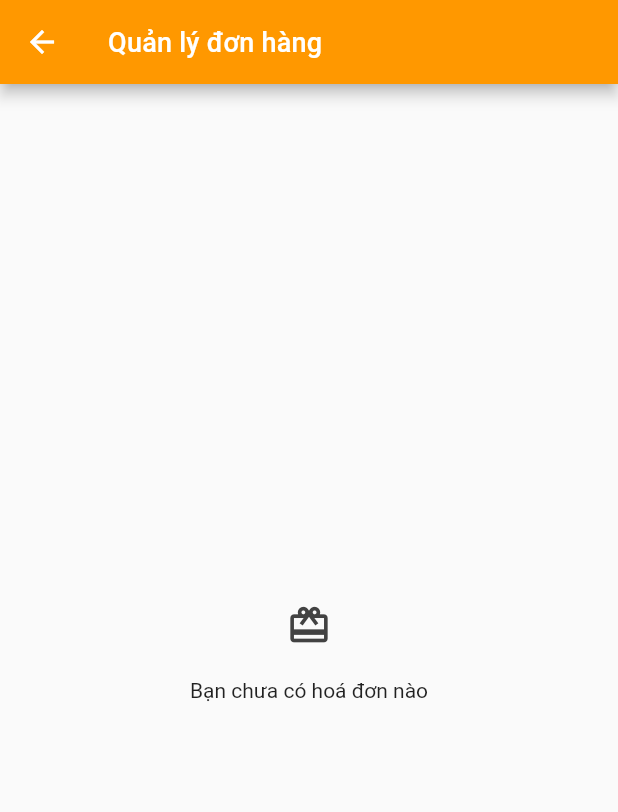
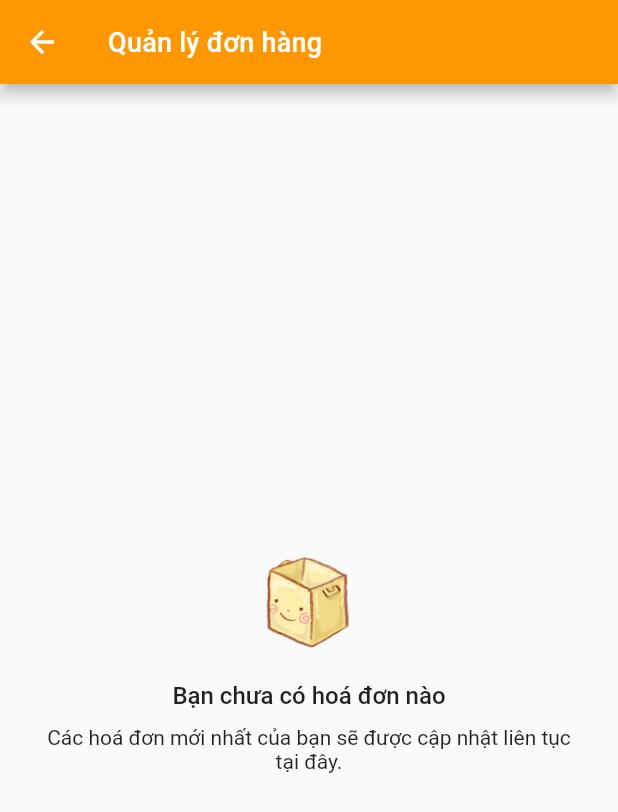
Before and after one commit to nilsys/ann-shop-flutter, a Flutter app: the OrderManagementView screen opened by its route, on a phone screen of 412 x 824 dp. Shown: the top 812 px of the screen. Run offline on Flutter 3.47's test engine with Material 2 defaults, Android fonts, the phone set to English and light mode, and no system bars; our stand-ins replace cached_network_image, connectivity, firebase_analytics, firebase_dynamic_links, flushbar, flutter_cache_manager and 6 more; missing offline and left inert: esys_flutter_share, flutter_cupertino_date_picker, gesture_zoom_box, loading_more_list, onesignal_flutter, qr_code_scanner and 1 more; accounts and stored records are empty; network calls fail.

Commit message:
-fix bug, update

```diff
--- a/lib/core/validator.dart
+++ b/lib/core/validator.dart
@@ -1,10 +1,8 @@
 class Validator {
   static String phoneNumberValidator(String value) {
-    String pattern = r'(^(?:[+0]9)?[0-9]{10,12}$)';
-    RegExp regExp = new RegExp(pattern);
     if (value == null || value.length == 0) {
       return 'Vui lòng nhập số điện thoại';
-    } else if (!regExp.hasMatch(value)) {
+    } else if (value.length  != 10) {
       return 'Số điện thoại chưa đúng';
     }
     return null;
--- a/lib/model/account/account.dart
+++ b/lib/model/account/account.dart
@@ -1,4 +1,3 @@
-import 'package:ann_shop_flutter/core/utility.dart';
 
 class Account {
   int id;
--- a/lib/theme/app_styles.dart
+++ b/lib/theme/app_styles.dart
@@ -6,4 +6,8 @@ class AppStyles {
   static final dartIcon = Colors.grey[700];
   static final backgroundGray = Colors.grey[50];
 
+  static final TextStyle body3 = TextStyle(
+      color: Colors.black87,
+      fontWeight: FontWeight.w500,
+      fontSize: 16);
 }
--- a/lib/ui/utility/empty_list_ui.dart
+++ b/lib/ui/utility/empty_list_ui.dart
@@ -1,3 +1,4 @@
+import 'package:ann_shop_flutter/theme/app_styles.dart';
 import 'package:flutter/material.dart';
 
 class EmptyListUI extends StatelessWidget {
@@ -15,12 +16,16 @@ class EmptyListUI extends StatelessWidget {
         mainAxisAlignment: MainAxisAlignment.center,
         crossAxisAlignment: CrossAxisAlignment.center,
         children: <Widget>[
-          Padding(
+          Container(
             padding: const EdgeInsets.only(bottom: 20),
-            child: Icon(
-              Icons.redeem,
-              size: 30,
-            ),
+            child: image == null
+                ? SizedBox(
+              width: 80,
+              height: 80,
+              child:
+              Image.asset('assets/images/ui/recycle_bin_empty.png'),
+            )
+                : image,
           ),
           title == null
               ? Container()
@@ -28,7 +33,7 @@ class EmptyListUI extends StatelessWidget {
                   padding: const EdgeInsets.only(bottom: 10),
                   child: Text(
                     title,
-                    style: Theme.of(context).textTheme.title,
+                    style: AppStyles.body3,
                     textAlign: TextAlign.center,
                   ),
                 ),
--- a/lib/view/account/order_management_view.dart
+++ b/lib/view/account/order_management_view.dart
@@ -9,9 +9,10 @@ class OrderManagementView extends StatelessWidget {
         title: Text('Quản lý đơn hàng'),
       ),
       body: Container(
+        padding: EdgeInsets.symmetric(horizontal: 30),
         child: EmptyListUI(
-          image: Icon(Icons.redeem),
-          body: 'Bạn chưa có hoá đơn nào',
+          title: 'Bạn chưa có hoá đơn nào',
+          body: 'Các hoá đơn mới nhất của bạn sẽ được cập nhật liên tục tại đây.',
         ),
       ),
     );
--- a/lib/view/favorite/favorite_view.dart
+++ b/lib/view/favorite/favorite_view.dart
@@ -90,7 +90,6 @@ class _FavoriteViewState extends State<FavoriteView> {
           mainAxisSize: MainAxisSize.min,
           children: <Widget>[
             EmptyListUI(
-              image: Icon(Icons.redeem),
               body: 'Bạn chưa có sản phẩm nào',
             ),
             SizedBox(height: 5),
--- a/lib/view/home_view/account_page.dart
+++ b/lib/view/home_view/account_page.dart
@@ -6,7 +6,6 @@ import 'package:ann_shop_flutter/provider/utility/navigation_provider.dart';
 import 'package:ann_shop_flutter/theme/app_styles.dart';
 import 'package:ann_shop_flutter/ui/favorite/favorite_button.dart';
 import 'package:ann_shop_flutter/ui/utility/ask_login.dart';
-import 'package:ann_shop_flutter/view/coupon/inform_before_rate.dart';
 import 'package:esys_flutter_share/esys_flutter_share.dart';
 import 'package:flutter/material.dart';
 import 'package:provider/provider.dart';
--- a/lib/view/utility/custom_load_more_indicator.dart
+++ b/lib/view/utility/custom_load_more_indicator.dart
@@ -92,8 +92,9 @@ class CustomLoadMoreIndicator extends StatelessWidget {
             if (AccountController.instance.isLogin) {
               listSourceRepository.errorRefresh();
             } else {
-              AskLogin.show(context,message:
-                  'Vui lòng đăng nhập hoặc đăng ký để xem thêm sản phẩm');
+              AskLogin.show(context,
+                  message:
+                      'Vui lòng đăng nhập hoặc đăng ký để xem thêm sản phẩm');
             }
           },
           child: widget,
```
Also changed, not shown: lib/core/app_onesignal.dart (+8 -10 lines), lib/ui/product_ui/button_download.dart (+9 -11 lines), lib/ui/product_ui/preview_image_product.dart (+3 -4 lines), lib/ui/utility/something_went_wrong.dart (+13 -2 lines), lib/view/home_view/category_page.dart (+14 -16 lines), lib/view/product/product_detail_view.dart (+10 -10 lines), lib/view/scan_barcode/barcode_scan_view.dart (+11 -8 lines), assets/images/ui/bullet_error.png (added), assets/images/ui/recycle_bin_empty.png (added).
